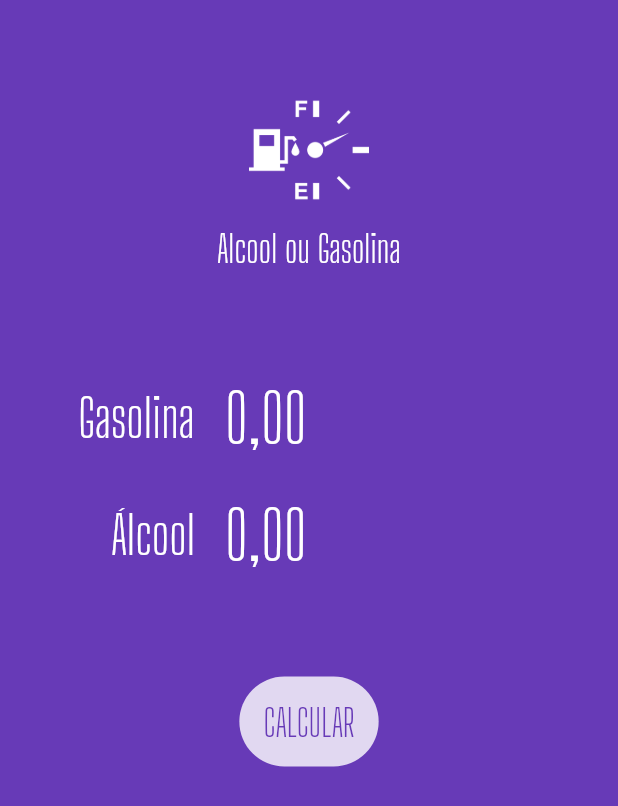
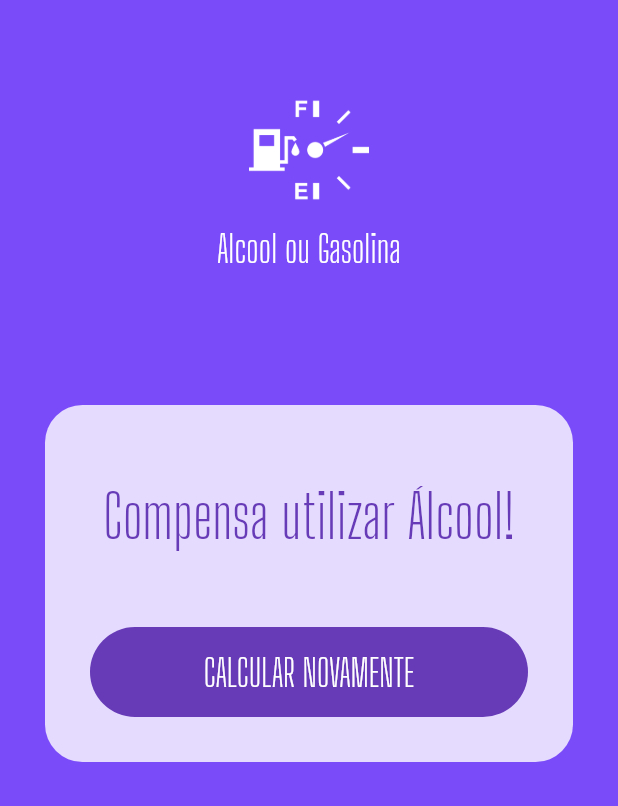
Before and after one commit to slivadrip/aog, a Flutter app: the screen it shows after launch, after a tap on "CALCULAR", on a phone screen of 412 x 824 dp. Shown: the top 806 px of the screen. Run offline on Flutter 3.47's test engine with Material 2 defaults, Android fonts, the phone set to English and light mode, and no system bars; our stand-ins replace flutter_masked_text.

Commit message:
create page home

```diff
--- a/lib/main.dart
+++ b/lib/main.dart
@@ -1,3 +1,4 @@
+import 'package:aog/pages/home.page.dart';
 import 'package:aog/widgets/input.widget.dart';
 import 'package:aog/widgets/loading-button.widget.dart';
 import 'package:aog/widgets/logo.widget.dart';
@@ -21,27 +22,3 @@ class MyApp extends StatelessWidget {
     );
   }
 }
-
-class HomePage extends StatelessWidget {
-  var _gasCtrl = new MoneyMaskedTextController();
-  var _alcCtrl = new MoneyMaskedTextController();
-
-  @override
-  Widget build(BuildContext context) {
-    return Scaffold(
-      backgroundColor: Theme.of(context).primaryColor,
-      body: ListView(
-        children: <Widget>[
-          Logo(),
-
-          SubmitForm(
-            alcCtrl: _alcCtrl,
-            gasCtrl: _gasCtrl,
-            submitFunc: () {},
-            busy: false,
-          ),
-        ],
-      ),
-    );
-  }
-}
--- /dev/null
+++ b/lib/pages/home.page.dart
@@ -0,0 +1,89 @@
+import 'package:aog/widgets/input.widget.dart';
+import 'package:aog/widgets/loading-button.widget.dart';
+import 'package:aog/widgets/logo.widget.dart';
+import 'package:aog/widgets/submit-form.widget.dart';
+import 'package:aog/widgets/success.widget.dart';
+import 'package:flutter/material.dart';
+import 'package:flutter_masked_text/flutter_masked_text.dart';
+
+class HomePage extends StatefulWidget {
+  @override
+  _HomePageState createState() => _HomePageState();
+}
+
+class _HomePageState extends State<HomePage> {
+  Color _color = Colors.deepPurple;
+  var _busy = false;
+  var _completed = false;
+  var _resultText = "Compensa utilizar álcool";
+  var _gasCtrl = new MoneyMaskedTextController();
+  var _alcCtrl = new MoneyMaskedTextController();
+
+  @override
+  Widget build(BuildContext context) {
+    return Scaffold(
+      backgroundColor: Theme.of(context).primaryColor,
+      body: AnimatedContainer(
+        duration: Duration(
+          milliseconds: 1200,
+        ),
+        color: _color,
+        child: ListView(
+          children: <Widget>[
+            Logo(),
+            _completed
+                ? Success(
+                    result: _resultText,
+                    reset: reset,
+                  )
+                : SubmitForm(
+                    alcCtrl: _alcCtrl,
+                    gasCtrl: _gasCtrl,
+                    busy: _busy,
+                    submitFunc: calculate,
+                  ),
+          ],
+        ),
+      ),
+    );
+  }
+
+  Future calculate() {
+    double alc =
+        double.parse(_alcCtrl.text.replaceAll(new RegExp(r'[,.]'), '')) / 100;
+    double gas =
+        double.parse(_gasCtrl.text.replaceAll(new RegExp(r'[,.]'), '')) / 100;
+    double res = alc / gas;
+
+    setState(() {
+      _color = Colors.deepPurpleAccent;
+      _completed = false;
+      _busy = true;
+    });
+
+    return new Future.delayed(
+        const Duration(seconds: 1),
+        () => {
+              setState(() {
+                if (res >= 0.7) {
+                  _resultText = "Compensa utilizar Gasolina!";
+                } else {
+                  _resultText = "Compensa utilizar Álcool!";
+                }
+
+                _busy = false;
+                _completed = true;
+              })
+            });
+  }
+
+  reset() {
+    setState(() {
+      _color = Colors.deepPurple;
+      _alcCtrl = new MoneyMaskedTextController();
+      _gasCtrl = new MoneyMaskedTextController();
+      _completed = false;
+      _busy = false;
+    });
+  }
+}
--- a/lib/widgets/loading-button.widget.dart
+++ b/lib/widgets/loading-button.widget.dart
@@ -15,8 +15,8 @@ class LoadingButton extends StatelessWidget {
 
   @override
   Widget build(BuildContext context) {
-    return
-    busy ? Container(
+    return busy
+        ? Container(
             alignment: Alignment.center,
             height: 50,
             child: CircularProgressIndicator(
@@ -26,15 +26,15 @@ class LoadingButton extends StatelessWidget {
         : Container(
             margin: EdgeInsets.all(30),
             height: 60,
+            width: double.infinity,
             decoration: BoxDecoration(
               color: invert
                   ? Theme.of(context).primaryColor
                   : Colors.white.withOpacity(0.8),
-        borderRadius: BorderRadius.circular(
-          60,
-        ),
+              borderRadius: BorderRadius.circular(60),
             ),
             child: FlatButton(
+              onPressed: func,
               child: Text(
                 text,
                 style: TextStyle(
@@ -43,7 +43,6 @@ class LoadingButton extends StatelessWidget {
                   fontFamily: "Big Shoulders Display",
                 ),
               ),
-        onPressed: func,
             ),
           );
   }
--- a/lib/widgets/submit-form.widget.dart
+++ b/lib/widgets/submit-form.widget.dart
@@ -1,7 +1,7 @@
-import 'package:aog/widgets/input.widget.dart';
 import 'package:flutter/material.dart';
 import 'package:flutter_masked_text/flutter_masked_text.dart';
 
+import 'input.widget.dart';
 import 'loading-button.widget.dart';
 
 class SubmitForm extends StatelessWidget {
@@ -19,17 +19,24 @@ class SubmitForm extends StatelessWidget {
 
   @override
   Widget build(BuildContext context) {
-    return Column(
+    return Container(
+      child: Column(
         children: <Widget>[
           Padding(
-          padding: EdgeInsets.only(left: 30, right: 30),
+            padding: EdgeInsets.only(
+              left: 30,
+              right: 30,
+            ),
             child: Input(
               label: "Gasolina",
               ctrl: gasCtrl,
             ),
           ),
           Padding(
-          padding: EdgeInsets.only(left: 30, right: 30),
+            padding: EdgeInsets.only(
+              left: 30,
+              right: 30,
+            ),
             child: Input(
               label: "Álcool",
               ctrl: alcCtrl,
@@ -41,10 +48,11 @@ class SubmitForm extends StatelessWidget {
           LoadingButton(
             busy: busy,
             func: submitFunc,
+            invert: false,
             text: "CALCULAR",
-          invert: false,
           ),
         ],
+      ),
     );
   }
 }
```
Lines whose indentation alone changed are shown as unchanged.
